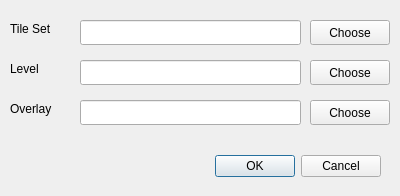
First picture: the form in finalAptProject/settingswindow.ui, repository jorge-pais/advancedProgrammingTechniques, before the edit.
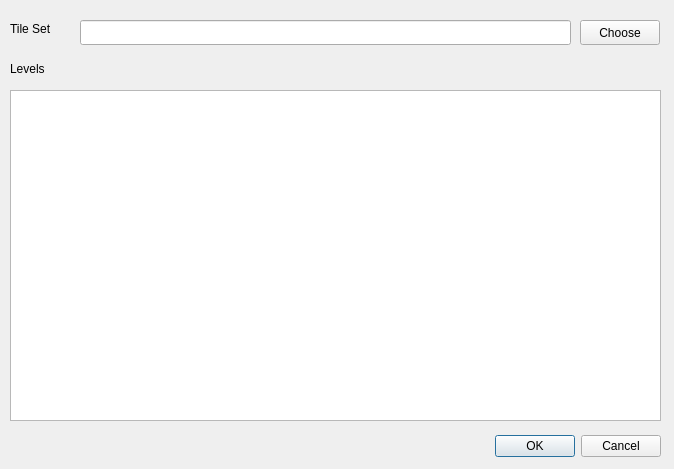
Second picture: the form after the edit.

Commit message: added the level and overlay selection to the settings window + bug fixes!

What changed in the file:
```diff
--- a/finalAptProject/settingswindow.ui
+++ b/finalAptProject/settingswindow.ui
@@ -6,8 +6,8 @@
    <rect>
     <x>0</x>
     <y>0</y>
-    <width>400</width>
-    <height>196</height>
+    <width>674</width>
+    <height>469</height>
    </rect>
   </property>
   <property name="windowTitle">
@@ -17,8 +17,8 @@
    <property name="geometry">
     <rect>
      <x>10</x>
-     <y>150</y>
-     <width>371</width>
+     <y>430</y>
+     <width>651</width>
      <height>32</height>
     </rect>
    </property>
@@ -42,66 +42,20 @@
     <string>Tile Set</string>
    </property>
   </widget>
-  <widget class="QLabel" name="label_2">
-   <property name="geometry">
-    <rect>
-     <x>10</x>
-     <y>60</y>
-     <width>54</width>
-     <height>17</height>
-    </rect>
-   </property>
-   <property name="text">
-    <string>Level</string>
-   </property>
-  </widget>
   <widget class="QLineEdit" name="lineEdit">
    <property name="geometry">
     <rect>
      <x>80</x>
      <y>20</y>
-     <width>221</width>
+     <width>491</width>
      <height>25</height>
     </rect>
    </property>
   </widget>
-  <widget class="QLineEdit" name="lineEdit_2">
-   <property name="geometry">
-    <rect>
-     <x>80</x>
-     <y>60</y>
-     <width>221</width>
-     <height>25</height>
-    </rect>
-   </property>
-  </widget>
-  <widget class="QLineEdit" name="lineEdit_3">
-   <property name="geometry">
-    <rect>
-     <x>80</x>
-     <y>100</y>
-     <width>221</width>
-     <height>25</height>
-    </rect>
-   </property>
-  </widget>
-  <widget class="QLabel" name="label_3">
-   <property name="geometry">
-    <rect>
-     <x>10</x>
-     <y>100</y>
-     <width>54</width>
-     <height>17</height>
-    </rect>
-   </property>
-   <property name="text">
-    <string>Overlay</string>
-   </property>
-  </widget>
   <widget class="QPushButton" name="pushButton">
    <property name="geometry">
     <rect>
-     <x>310</x>
+     <x>580</x>
      <y>20</y>
      <width>80</width>
      <height>25</height>
@@ -111,30 +65,27 @@
     <string>Choose</string>
    </property>
   </widget>
-  <widget class="QPushButton" name="pushButton_2">
+  <widget class="QTableView" name="tableView">
    <property name="geometry">
     <rect>
-     <x>310</x>
+     <x>10</x>
+     <y>90</y>
+     <width>651</width>
+     <height>331</height>
+    </rect>
+   </property>
+  </widget>
+  <widget class="QLabel" name="label_2">
+   <property name="geometry">
+    <rect>
+     <x>10</x>
      <y>60</y>
-     <width>80</width>
-     <height>25</height>
+     <width>54</width>
+     <height>17</height>
     </rect>
    </property>
    <property name="text">
-    <string>Choose</string>
-   </property>
-  </widget>
-  <widget class="QPushButton" name="pushButton_3">
-   <property name="geometry">
-    <rect>
-     <x>310</x>
-     <y>100</y>
-     <width>80</width>
-     <height>25</height>
-    </rect>
-   </property>
-   <property name="text">
-    <string>Choose</string>
+    <string>Levels</string>
    </property>
   </widget>
  </widget>
```
The commit also changes 14 other files.
